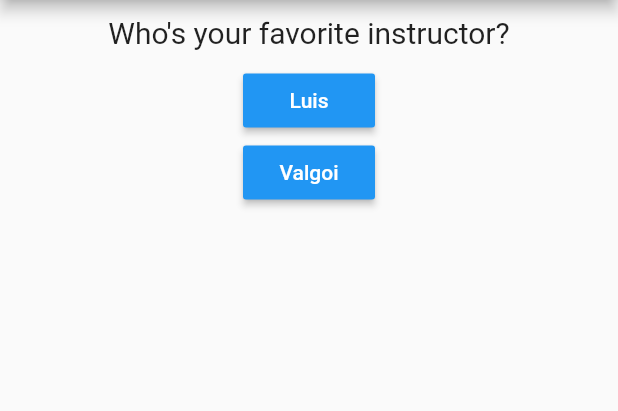
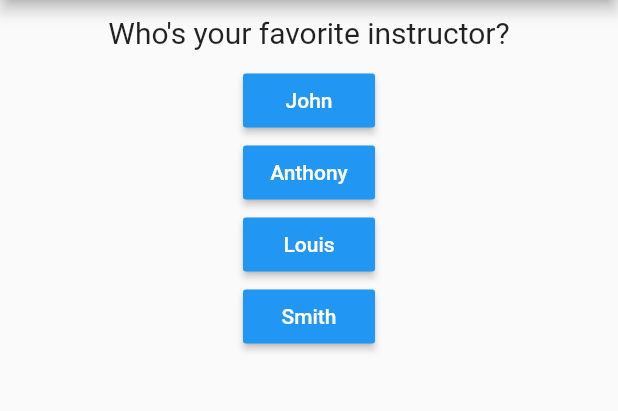
Before and after one commit to LuisValgoi/flutter-playground, a Flutter app: the screen it shows after launch, after a tap on "White", after a tap on "Cat", on a phone screen of 412 x 824 dp, the part 84-495 px from its top. Run offline on Flutter 3.47's test engine with Material 2 defaults, Android fonts, the phone set to English and light mode, and no system bars.

Commit message:
refactor: considered scores

```diff
--- a/lib/main.dart
+++ b/lib/main.dart
@@ -12,31 +12,49 @@ class MyApp extends StatefulWidget {
 }
 
 class _MyAppState extends State<MyApp> {
+  var _totalScore = 0;
   var _questionIndex = 0;
   final _questions = const [
     {
       'text': 'What\'s your favorite color?',
-      'answers': ['White', 'Red']
+      'answers': [
+        {'text': 'White', 'score': 1},
+        {'text': 'Blue', 'score': 4},
+        {'text': 'Red', 'score': 5},
+        {'text': 'Black', 'score': 10}
+      ]
     },
     {
       'text': 'What\'s your favorite animal?',
-      'answers': ['Dog', 'Cat']
+      'answers': [
+        {'text': 'Rabbit', 'score': 1},
+        {'text': 'Cat', 'score': 4},
+        {'text': 'Dog', 'score': 5},
+        {'text': 'Horse', 'score': 10}
+      ]
     },
     {
       'text': 'Who\'s your favorite instructor?',
-      'answers': ['Luis', 'Valgoi']
+      'answers': [
+        {'text': 'John', 'score': 1},
+        {'text': 'Anthony', 'score': 4},
+        {'text': 'Louis', 'score': 5},
+        {'text': 'Smith', 'score': 10}
+      ]
     }
   ];
 
-  void _answerQuestion() {
+  void _answerQuestion(int score) {
+    _totalScore += score;
     setState(() {
       _questionIndex = _questionIndex + 1;
     });
   }
 
-  void _resetQuestions() {
+  void _answersReset() {
     setState(() {
       _questionIndex = 0;
+      _totalScore = 0;
     });
   }
 
@@ -53,7 +71,7 @@ class _MyAppState extends State<MyApp> {
                 idx: _questionIndex,
                 questions: _questions,
               )
-            : Result(_resetQuestions, 'You have finished!', 'Go Back'),
+            : Result(_answersReset, 'Go Back', _totalScore),
       ),
     );
   }
--- a/lib/quiz.dart
+++ b/lib/quiz.dart
@@ -14,13 +14,13 @@ class Quiz extends StatelessWidget {
     return Column(
       children: [
         Question(this.questions[this.idx]['text']),
-        // extract list values into the same level as question
-        ...(this.questions[this.idx]['answers'] as List<String>)
-            .map((answer) => Answer(
-                  selectHandler: this.handler,
-                  text: answer,
-                ))
-            .toList()
+        ...(this.questions[this.idx]['answers'] as List<Map<String, Object>>)
+            .map((answer) {
+          return Answer(
+            selectHandler: () => this.handler(answer['score']),
+            text: answer['text'],
+          );
+        }).toList()
       ],
     );
   }
```
Also changed, not shown: lib/result.dart (+27 -6 lines).
